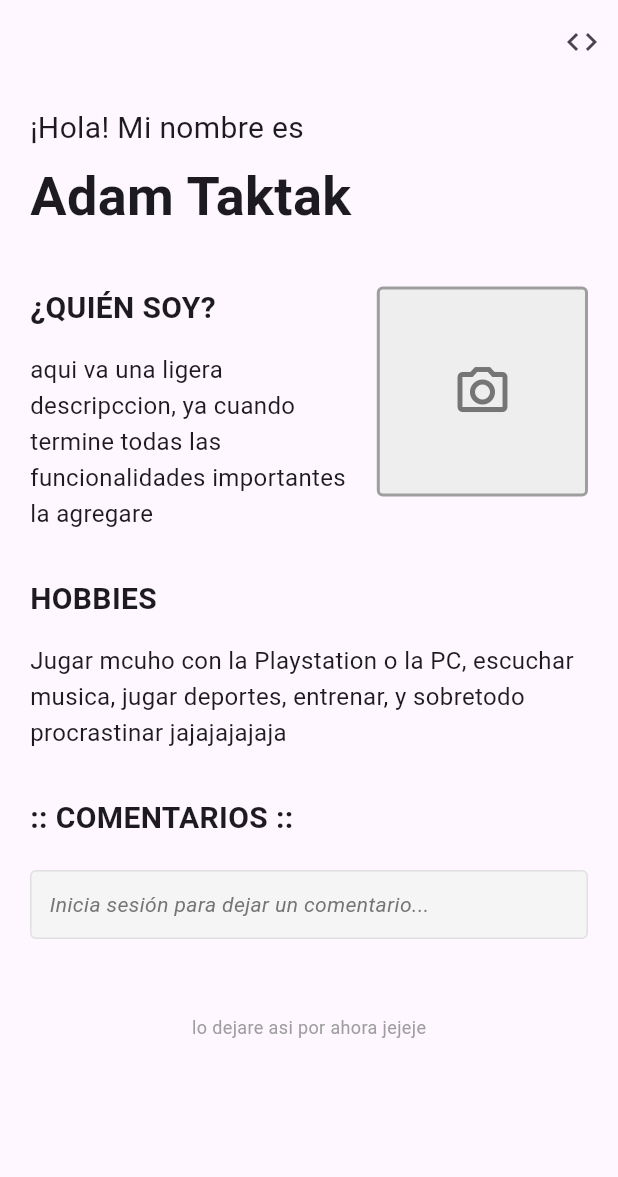
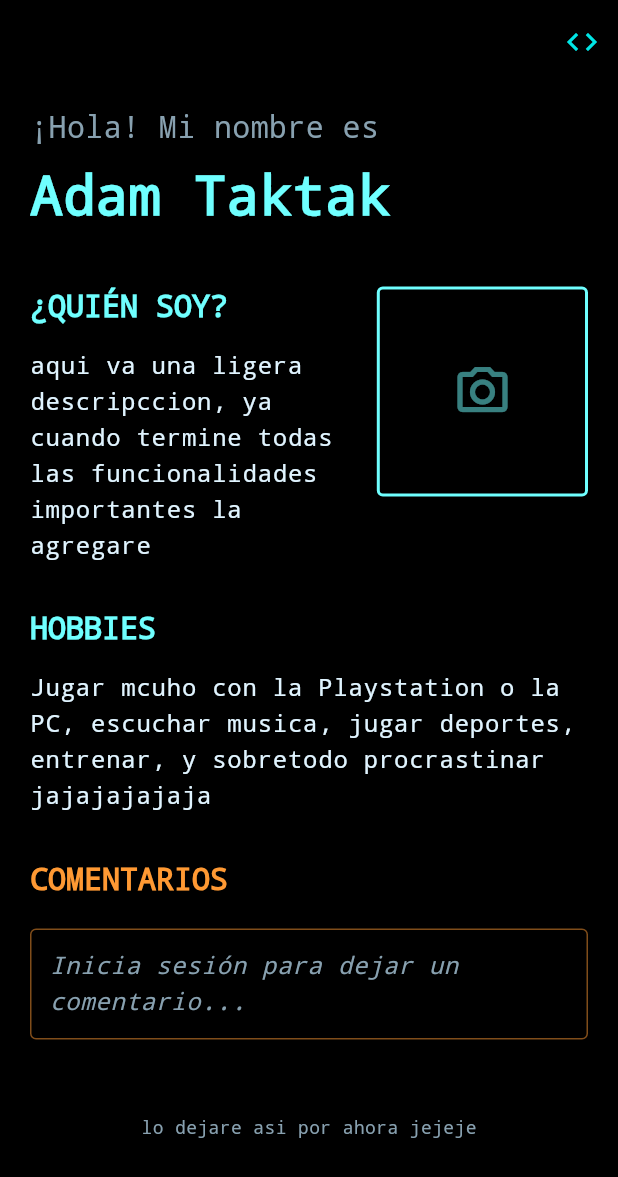
Before and after one commit to ADAMTAKTAK/app_portafolio, a Flutter app: the screen it shows after launch, on a phone screen of 412 x 824 dp. Shown: the top 1177 px of the screen. Run offline on Flutter 3.47's test engine with Material 3 defaults, Android fonts, the phone set to English and light mode, and no system bars.

Commit message:
el dia de hoy me dedique a la estetica de mi pryecto y no puedo estar mas satisfecho, implemente una estetica estilo Tron, usando legacy y ares, a mi parecer quedo increible, y tengo muchos cambios increibles en mente por hacer.

```diff
--- a/lib/main.dart
+++ b/lib/main.dart
@@ -1,5 +1,6 @@
 import 'package:flutter/material.dart';
 import 'package:app_portafolio/routes/app_routes.dart';
+import 'package:app_portafolio/themes/app_theme.dart'; // 1. Importar el tema
 
 void main() => runApp(const MyApp());
 
@@ -13,6 +14,7 @@ class MyApp extends StatelessWidget {
       title: 'Portafolio Personal',
       initialRoute: AppRoutes.initialRoute,
       routes: AppRoutes.routes,
+      theme: AppTheme.darkTheme, // 2. Aplicar el tema TRON
     );
   }
 }
--- a/lib/screens/home_screen.dart
+++ b/lib/screens/home_screen.dart
@@ -1,4 +1,5 @@
 import 'package:flutter/material.dart';
+import 'package:app_portafolio/themes/app_theme.dart';
 
 class HomeScreen extends StatelessWidget {
   const HomeScreen({super.key});
@@ -25,30 +26,42 @@ class HomeScreen extends StatelessWidget {
             children: const [
               Text(
                 '¡Hola! Mi nombre es',
-                style: TextStyle(fontSize: 20),
+                style: TextStyle(
+                    fontSize: 20,
+                    color: AppTheme.textSecondary,
+                    fontFamily: 'monospace'),
               ),
               SizedBox(height: 5),
               Text(
                 'Adam Taktak',
-                style: TextStyle(fontSize: 36, fontWeight: FontWeight.bold),
+                style: TextStyle(
+                  fontSize: 36,
+                  fontWeight: FontWeight.bold,
+                  color: AppTheme.tronBlue,
+                  fontFamily: 'monospace',
+                ),
               ),
               SizedBox(height: 35),
 
               _AboutMeSection(
                 title: '¿QUIÉN SOY?',
                 content:
-                    'aqui va una ligera descripccion, ya cuando termine todas las funcionalidades importantes la agregare', // <-- TU TEXTO
+                    'aqui va una ligera descripccion, ya cuando termine todas las funcionalidades importantes la agregare',
+                neonColor: AppTheme.tronBlue,
               ),
               SizedBox(height: 30),
 
               _InfoSection(
                 title: 'HOBBIES',
                 content:
-                    'Jugar mcuho con la Playstation o la PC, escuchar musica, jugar deportes, entrenar, y sobretodo procrastinar jajajajajaja', // <-- TU TEXTO
+                    'Jugar mcuho con la Playstation o la PC, escuchar musica, jugar deportes, entrenar, y sobretodo procrastinar jajajajajaja',
+                neonColor: AppTheme.tronBlue,
               ),
               SizedBox(height: 30),
 
-              _CommentSection(),
+              _CommentSection(
+                neonColor: AppTheme.tronOrange,
+              ),
               SizedBox(height: 50),
 
               _Footer(
@@ -67,8 +80,13 @@ class HomeScreen extends StatelessWidget {
 class _AboutMeSection extends StatelessWidget {
   final String title;
   final String content;
+  final Color neonColor;
 
-  const _AboutMeSection({required this.title, required this.content});
+  const _AboutMeSection({
+    required this.title,
+    required this.content,
+    required this.neonColor,
+  });
 
   @override
   Widget build(BuildContext context) {
@@ -77,22 +95,22 @@ class _AboutMeSection extends StatelessWidget {
       children: [
         Expanded(
           flex: 3,
-          child: _InfoSection(title: title, content: content),
+          child: _InfoSection(title: title, content: content, neonColor: neonColor),
         ),
         const SizedBox(width: 20),
         Expanded(
           flex: 2,
           child: Container(
-            height: 140, // Altura de la imagen
+            height: 140,
             decoration: BoxDecoration(
-              border: Border.all(color: Colors.grey, width: 2),
+              border: Border.all(color: neonColor, width: 2),
               borderRadius: BorderRadius.circular(4),
-              color: Colors.grey[200],
+              color: Colors.black.withAlpha(77),
             ),
             child: Center(
               child: Icon(
                 Icons.camera_alt_outlined,
-                color: Colors.grey[600],
+                color: neonColor.withAlpha(128),
                 size: 40,
               ),
             ),
@@ -106,22 +124,29 @@ class _AboutMeSection extends StatelessWidget {
 class _InfoSection extends StatelessWidget {
   final String title;
   final String content;
+  final Color neonColor;
 
-  const _InfoSection({required this.title, required this.content});
+  const _InfoSection({
+    required this.title,
+    required this.content,
+    required this.neonColor,
+  });
 
   @override
   Widget build(BuildContext context) {
+    final textTheme = Theme.of(context).textTheme;
+
     return Column(
       crossAxisAlignment: CrossAxisAlignment.start,
       children: [
         Text(
           title,
-          style: const TextStyle(fontSize: 20, fontWeight: FontWeight.bold),
+          style: textTheme.headlineMedium?.copyWith(color: neonColor),
         ),
         const SizedBox(height: 15),
         Text(
           content,
-          style: const TextStyle(fontSize: 16, height: 1.5),
+          style: textTheme.bodyLarge,
         ),
       ],
     );
@@ -129,30 +154,33 @@ class _InfoSection extends StatelessWidget {
 }
 
 class _CommentSection extends StatelessWidget {
-  const _CommentSection();
+  final Color neonColor;
+  const _CommentSection({required this.neonColor});
 
   @override
   Widget build(BuildContext context) {
+    final textTheme = Theme.of(context).textTheme;
+
     return Column(
       crossAxisAlignment: CrossAxisAlignment.start,
       children: [
-        const Text(
-          ':: COMENTARIOS ::',
-          style: TextStyle(fontSize: 20, fontWeight: FontWeight.bold),
+        Text(
+          'COMENTARIOS',
+          style: textTheme.headlineMedium?.copyWith(color: neonColor),
         ),
         const SizedBox(height: 20),
         Container(
           width: double.infinity,
           padding: const EdgeInsets.all(12),
           decoration: BoxDecoration(
-            color: Colors.grey[100],
-            border: Border.all(color: Colors.grey[300]!),
+            color: Colors.black.withAlpha(51),
+            border: Border.all(color: neonColor.withAlpha(128)),
             borderRadius: BorderRadius.circular(4),
           ),
           child: Text(
             'Inicia sesión para dejar un comentario...',
-            style: TextStyle(
-              color: Colors.grey[600],
+            style: textTheme.bodyLarge?.copyWith(
+              color: AppTheme.textSecondary,
               fontStyle: FontStyle.italic,
             ),
           ),
@@ -171,9 +199,10 @@ class _Footer extends StatelessWidget {
     return Center(
       child: Text(
         'lo dejare asi por ahora jejeje',
-        style: TextStyle(
-          color: Colors.grey[500],
+        style: const TextStyle(
+          color: AppTheme.textSecondary,
           fontSize: 12,
+          fontFamily: 'monospace',
         ),
       ),
     );
--- a/lib/screens/signature_screen.dart
+++ b/lib/screens/signature_screen.dart
@@ -1,16 +1,28 @@
 import 'package:flutter/material.dart';
-
+import 'package:app_portafolio/themes/app_theme.dart';
 class SignatureScreen extends StatelessWidget {
   const SignatureScreen({super.key});
 
   @override
   Widget build(BuildContext context) {
+    final textTheme = Theme.of(context).textTheme;
+
     return Scaffold(
       appBar: AppBar(
-        title: const Text('DEVS signature'),
+        title: const Text(
+          'SIGNATURE:// ARES',
+          style: TextStyle(
+              color: AppTheme.tronRed,
+              fontFamily: 'monospace',
+              fontWeight: FontWeight.bold,
+              fontSize: 22),
+        ),
       ),
-      body: const Center(
-        child: Text('Pantalla de Firma'),
+      body: Center(
+        child: Text(
+          'Pantalla de Firma',
+          style: textTheme.bodyLarge,
+        ),
       ),
     );
   }
--- /dev/null
+++ b/lib/themes/app_theme.dart
@@ -0,0 +1,41 @@
+import 'package:flutter/material.dart';
+
+class AppTheme {
+
+  static const Color background = Color(0xFF000000);
+  static const Color textBase = Color(0xFFE0F4FF);
+  static const Color textSecondary = Color(0xFF88A1B0);
+
+  static const Color tronBlue = Color(0xFF6FFFFF);
+  static const Color tronOrange = Color(0xFFFF9933);
+  static const Color tronRed = Color(0xFFF03A17);
+  static const Color tronCyanIcon = Color(0xFF00E5E5);
+
+  static final ThemeData darkTheme = ThemeData.dark().copyWith(
+    primaryColor: tronBlue,
+    scaffoldBackgroundColor: background,
+
+    appBarTheme: const AppBarTheme(
+      backgroundColor: background,
+      elevation: 0,
+      iconTheme: IconThemeData(
+        color: tronCyanIcon,
+      ),
+    ),
+
+    textTheme: const TextTheme(
+      bodyLarge: TextStyle(
+        color: textBase,
+        fontSize: 16,
+        height: 1.5,
+        fontFamily: 'monospace',
+      ),
+      headlineMedium: TextStyle(
+        color: textBase,
+        fontWeight: FontWeight.w700,
+        fontSize: 20,
+        fontFamily: 'monospace',
+      ),
+    ),
+  );
+}
```
